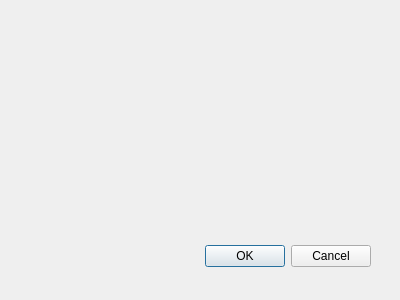
Qt form src/ui/optionsdialog.ui (dmarc0001/spx42Control) before a commit.
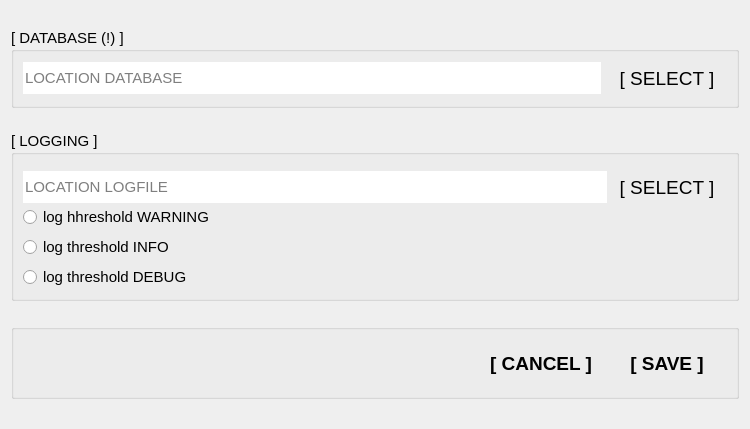
The same form after that commit.

Commit message: - optionen dialog zugefügt - optionen logging und datenbank

What changed in the file:
```diff
--- a/src/ui/optionsdialog.ui
+++ b/src/ui/optionsdialog.ui
@@ -1,36 +1,372 @@
-<ui version="4.0" >
- <author></author>
- <comment></comment>
- <exportmacro></exportmacro>
- <class>Dialog</class>
- <widget class="QDialog" name="Dialog" >
-  <property name="geometry" >
+<?xml version="1.0" encoding="UTF-8"?>
+<ui version="4.0">
+ <class>OptionsDialog</class>
+ <widget class="QDialog" name="OptionsDialog">
+  <property name="geometry">
    <rect>
     <x>0</x>
     <y>0</y>
-    <width>400</width>
-    <height>300</height>
+    <width>750</width>
+    <height>429</height>
    </rect>
   </property>
-  <property name="windowTitle" >
+  <property name="minimumSize">
+   <size>
+    <width>750</width>
+    <height>380</height>
+   </size>
+  </property>
+  <property name="maximumSize">
+   <size>
+    <width>750</width>
+    <height>450</height>
+   </size>
+  </property>
+  <property name="font">
+   <font>
+    <pointsize>11</pointsize>
+   </font>
+  </property>
+  <property name="windowTitle">
    <string>Dialog</string>
   </property>
-  <widget class="QDialogButtonBox" name="buttonBox" >
-   <property name="geometry" >
-    <rect>
-     <x>30</x>
-     <y>240</y>
-     <width>341</width>
-     <height>32</height>
-    </rect>
-   </property>
-   <property name="orientation" >
-    <enum>Qt::Horizontal</enum>
-   </property>
-   <property name="standardButtons" >
-    <set>QDialogButtonBox::Cancel|QDialogButtonBox::Ok</set>
-   </property>
-  </widget>
+  <property name="locale">
+   <locale language="English" country="UnitedStates"/>
+  </property>
+  <property name="modal">
+   <bool>false</bool>
+  </property>
+  <layout class="QVBoxLayout" name="verticalLayout_2">
+   <item>
+    <widget class="QGroupBox" name="databaseGroupBox">
+     <property name="minimumSize">
+      <size>
+       <width>650</width>
+       <height>75</height>
+      </size>
+     </property>
+     <property name="maximumSize">
+      <size>
+       <width>16777215</width>
+       <height>80</height>
+      </size>
+     </property>
+     <property name="statusTip">
+      <string>select where the database directory is. CAUTION: directory must bi writable...</string>
+     </property>
+     <property name="title">
+      <string>[ DATABASE (!) ] </string>
+     </property>
+     <layout class="QHBoxLayout" name="horizontalLayout">
+      <item>
+       <widget class="QLineEdit" name="databasePathLineEdit">
+        <property name="minimumSize">
+         <size>
+          <width>500</width>
+          <height>32</height>
+         </size>
+        </property>
+        <property name="font">
+         <font>
+          <pointsize>11</pointsize>
+         </font>
+        </property>
+        <property name="toolTip">
+         <string>select where the database directory is. CAUTION: directory must bi writable...</string>
+        </property>
+        <property name="statusTip">
+         <string>select where the database directory is. CAUTION: directory must bi writable...</string>
+        </property>
+        <property name="frame">
+         <bool>false</bool>
+        </property>
+        <property name="placeholderText">
+         <string>LOCATION DATABASE</string>
+        </property>
+       </widget>
+      </item>
+      <item>
+       <widget class="QPushButton" name="databaseSelectPushButton">
+        <property name="minimumSize">
+         <size>
+          <width>120</width>
+          <height>32</height>
+         </size>
+        </property>
+        <property name="maximumSize">
+         <size>
+          <width>140</width>
+          <height>16777215</height>
+         </size>
+        </property>
+        <property name="font">
+         <font>
+          <pointsize>14</pointsize>
+         </font>
+        </property>
+        <property name="toolTip">
+         <string>open  file selector...</string>
+        </property>
+        <property name="statusTip">
+         <string>select the database via graphical selector...</string>
+        </property>
+        <property name="text">
+         <string>[ SELECT ]</string>
+        </property>
+        <property name="flat">
+         <bool>true</bool>
+        </property>
+       </widget>
+      </item>
+     </layout>
+    </widget>
+   </item>
+   <item>
+    <widget class="QGroupBox" name="logGroupBox">
+     <property name="minimumSize">
+      <size>
+       <width>650</width>
+       <height>160</height>
+      </size>
+     </property>
+     <property name="maximumSize">
+      <size>
+       <width>16777215</width>
+       <height>170</height>
+      </size>
+     </property>
+     <property name="statusTip">
+      <string>propertys about logging...</string>
+     </property>
+     <property name="title">
+      <string>[ LOGGING ] </string>
+     </property>
+     <layout class="QVBoxLayout" name="verticalLayout">
+      <item>
+       <widget class="QWidget" name="widget" native="true">
+        <property name="minimumSize">
+         <size>
+          <width>0</width>
+          <height>52</height>
+         </size>
+        </property>
+        <property name="maximumSize">
+         <size>
+          <width>16777215</width>
+          <height>52</height>
+         </size>
+        </property>
+        <layout class="QHBoxLayout" name="horizontalLayout_3">
+         <property name="spacing">
+          <number>0</number>
+         </property>
+         <property name="leftMargin">
+          <number>0</number>
+         </property>
+         <property name="topMargin">
+          <number>0</number>
+         </property>
+         <property name="rightMargin">
+          <number>0</number>
+         </property>
+         <property name="bottomMargin">
+          <number>6</number>
+         </property>
+         <item>
+          <widget class="QLineEdit" name="logfilePathLineEdit">
+           <property name="minimumSize">
+            <size>
+             <width>500</width>
+             <height>32</height>
+            </size>
+           </property>
+           <property name="font">
+            <font>
+             <pointsize>11</pointsize>
+            </font>
+           </property>
+           <property name="toolTip">
+            <string>select where the logfile location is...</string>
+           </property>
+           <property name="statusTip">
+            <string>select where the logfile location is...</string>
+           </property>
+           <property name="frame">
+            <bool>false</bool>
+           </property>
+           <property name="placeholderText">
+            <string>LOCATION LOGFILE</string>
+           </property>
+          </widget>
+         </item>
+         <item>
+          <widget class="QPushButton" name="logfileSelectPushButton">
+           <property name="minimumSize">
+            <size>
+             <width>120</width>
+             <height>32</height>
+            </size>
+           </property>
+           <property name="maximumSize">
+            <size>
+             <width>140</width>
+             <height>16777215</height>
+            </size>
+           </property>
+           <property name="font">
+            <font>
+             <pointsize>14</pointsize>
+            </font>
+           </property>
+           <property name="toolTip">
+            <string>open  file selector...</string>
+           </property>
+           <property name="statusTip">
+            <string>select the database via graphical selector...</string>
+           </property>
+           <property name="text">
+            <string>[ SELECT ]</string>
+           </property>
+           <property name="flat">
+            <bool>true</bool>
+           </property>
+          </widget>
+         </item>
+        </layout>
+       </widget>
+      </item>
+      <item>
+       <widget class="QRadioButton" name="warningRadioButton">
+        <property name="toolTip">
+         <string>sets the logging threshold (level)...</string>
+        </property>
+        <property name="text">
+         <string>log hhreshold WARNING</string>
+        </property>
+       </widget>
+      </item>
+      <item>
+       <widget class="QRadioButton" name="infoRadioButton">
+        <property name="toolTip">
+         <string>sets the logging threshold (level)...</string>
+        </property>
+        <property name="text">
+         <string>log threshold INFO</string>
+        </property>
+       </widget>
+      </item>
+      <item>
+       <widget class="QRadioButton" name="debugRadioButton">
+        <property name="toolTip">
+         <string>sets the logging threshold (level)...</string>
+        </property>
+        <property name="text">
+         <string>log threshold DEBUG</string>
+        </property>
+       </widget>
+      </item>
+     </layout>
+    </widget>
+   </item>
+   <item>
+    <widget class="QGroupBox" name="buttonGroupBox">
+     <property name="minimumSize">
+      <size>
+       <width>650</width>
+       <height>72</height>
+      </size>
+     </property>
+     <property name="maximumSize">
+      <size>
+       <width>16777215</width>
+       <height>75</height>
+      </size>
+     </property>
+     <property name="title">
+      <string/>
+     </property>
+     <property name="alignment">
+      <set>Qt::AlignRight|Qt::AlignTrailing|Qt::AlignVCenter</set>
+     </property>
+     <layout class="QHBoxLayout" name="horizontalLayout_2">
+      <item>
+       <spacer name="horizontalSpacer">
+        <property name="orientation">
+         <enum>Qt::Horizontal</enum>
+        </property>
+        <property name="sizeHint" stdset="0">
+         <size>
+          <width>453</width>
+          <height>20</height>
+         </size>
+        </property>
+       </spacer>
+      </item>
+      <item>
+       <widget class="QPushButton" name="cancelPushButton">
+        <property name="minimumSize">
+         <size>
+          <width>120</width>
+          <height>32</height>
+         </size>
+        </property>
+        <property name="maximumSize">
+         <size>
+          <width>180</width>
+          <height>36</height>
+         </size>
+        </property>
+        <property name="font">
+         <font>
+          <pointsize>14</pointsize>
+          <weight>75</weight>
+          <bold>true</bold>
+         </font>
+        </property>
+        <property name="text">
+         <string>[ CANCEL ]</string>
+        </property>
+        <property name="flat">
+         <bool>true</bool>
+        </property>
+       </widget>
+      </item>
+      <item>
+       <widget class="QPushButton" name="savePushButton">
+        <property name="minimumSize">
+         <size>
+          <width>120</width>
+          <height>32</height>
+         </size>
+        </property>
+        <property name="maximumSize">
+         <size>
+          <width>180</width>
+          <height>36</height>
+         </size>
+        </property>
+        <property name="font">
+         <font>
+          <pointsize>14</pointsize>
+          <weight>75</weight>
+          <bold>true</bold>
+         </font>
+        </property>
+        <property name="text">
+         <string>[ SAVE ]</string>
+        </property>
+        <property name="default">
+         <bool>true</bool>
+        </property>
+        <property name="flat">
+         <bool>true</bool>
+        </property>
+       </widget>
+      </item>
+     </layout>
+    </widget>
+   </item>
+  </layout>
  </widget>
  <pixmapfunction></pixmapfunction>
  <resources/>
```
Left out of the diff: 41 changed lines with no effect on the pictures. The commit also changes 11 other files.
